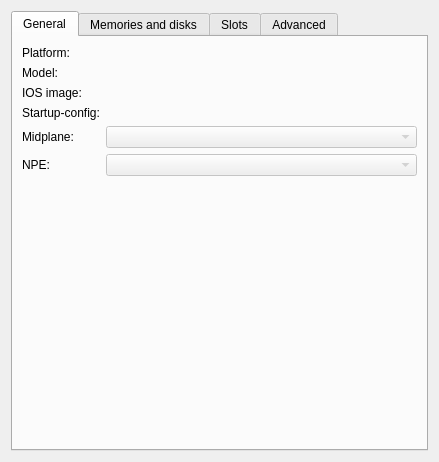
Old version of the form src/GNS3/Ui/ConfigurationPages/Form_IOSRouterPage.ui in the repository GNS3/gns3-legacy.
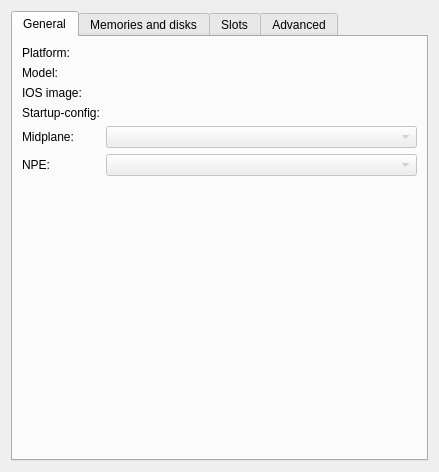
New version of the form. The open tabs and pages were chosen to show the change.

What changed in the file:
```diff
--- a/src/GNS3/Ui/ConfigurationPages/Form_IOSRouterPage.ui
+++ b/src/GNS3/Ui/ConfigurationPages/Form_IOSRouterPage.ui
@@ -1,12 +1,12 @@
 <ui version="4.0" >
  <class>IOSRouterPage</class>
- <widget class="QWidget" name="IOSRouterPage" >
-  <property name="geometry" >
+ <widget class="QWidget" name="IOSRouterPage">
+  <property name="geometry">
    <rect>
     <x>0</x>
     <y>0</y>
     <width>439</width>
-    <height>462</height>
+    <height>472</height>
    </rect>
   </property>
   <property name="windowTitle" >
```
Left out of the diff: 463 changed lines with no effect on the pictures.
